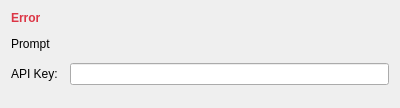
Old version of the form hsync_desktop/ui/api_key_dialog.ui in the repository albertsdk/hsync-desktop.
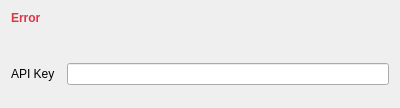
New version of the form.

```diff
--- a/hsync_desktop/ui/api_key_dialog.ui
+++ b/hsync_desktop/ui/api_key_dialog.ui
@@ -24,7 +24,7 @@
    <!-- Prompt -->
    <item>
     <widget class="QLabel" name="lblPrompt">
-     <property name="text"><string>Prompt</string></property>
+     <property name="text"><string/></property>
      <property name="wordWrap"><bool>true</bool></property>
     </widget>
    </item>
@@ -33,7 +33,7 @@
     <layout class="QFormLayout" name="formLayout">
      <item row="0" column="0">
       <widget class="QLabel" name="lblKeyLabel">
-       <property name="text"><string>API Key:</string></property>
+       <property name="text"><string>API Key</string></property>
       </widget>
      </item>
      <item row="0" column="1">
```
